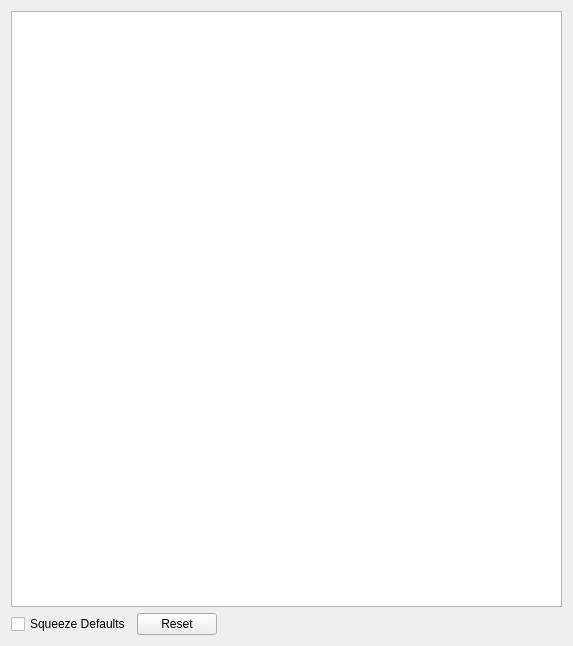
Old version of the form src/gdxviewer/gdxsymbolview.ui in the repository GAMS-dev/studio.
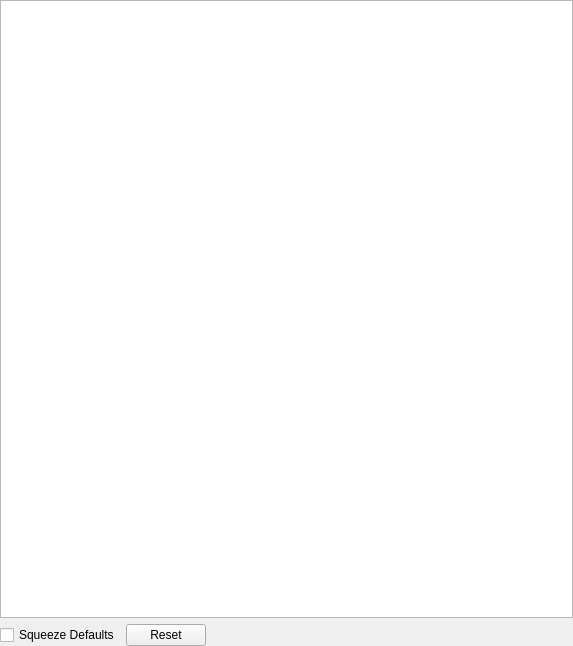
New version of the form.

Commit message: cosmetics and alternating row colors

```diff
--- a/src/gdxviewer/gdxsymbolview.ui
+++ b/src/gdxviewer/gdxsymbolview.ui
@@ -14,6 +14,21 @@
    <string>Frame</string>
   </property>
   <layout class="QVBoxLayout" name="verticalLayout">
+   <property name="spacing">
+    <number>6</number>
+   </property>
+   <property name="leftMargin">
+    <number>0</number>
+   </property>
+   <property name="topMargin">
+    <number>0</number>
+   </property>
+   <property name="rightMargin">
+    <number>0</number>
+   </property>
+   <property name="bottomMargin">
+    <number>0</number>
+   </property>
    <item>
     <widget class="QTableView" name="tableView">
      <property name="sizePolicy">
@@ -22,10 +37,22 @@
        <verstretch>0</verstretch>
       </sizepolicy>
      </property>
+     <property name="alternatingRowColors">
+      <bool>true</bool>
+     </property>
+     <attribute name="verticalHeaderVisible">
+      <bool>false</bool>
+     </attribute>
+     <attribute name="verticalHeaderDefaultSectionSize">
+      <number>22</number>
+     </attribute>
     </widget>
    </item>
    <item>
     <layout class="QHBoxLayout" name="horizontalLayout">
+     <property name="spacing">
+      <number>6</number>
+     </property>
      <item>
       <widget class="QCheckBox" name="cbSqueezeDefaults">
        <property name="text">
```
The commit also changes 1 other file.
